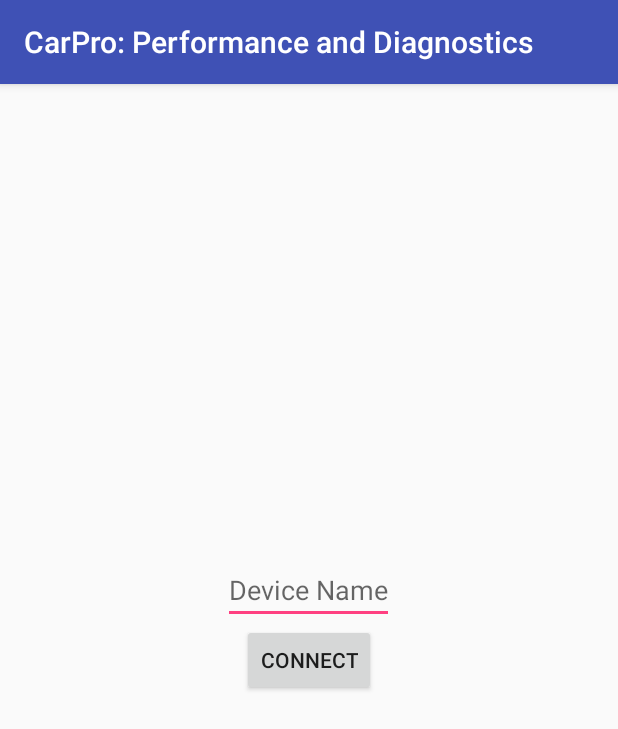
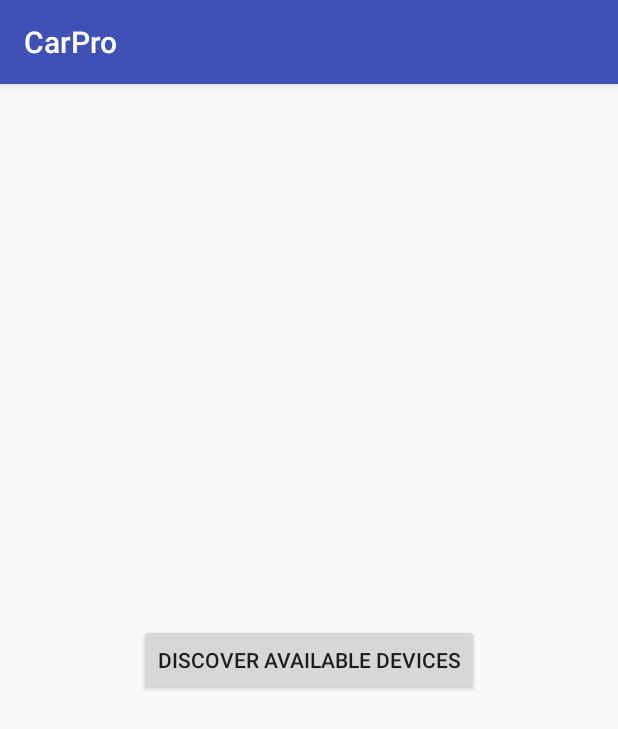
Before and after one commit to mahdafr/CarPro, an Android app: the screen it shows after launch (MainActivity), on a phone screen of 412 x 824 dp. Shown: the top 729 px of the screen. Run offline under Robolectric (Android 15) with nearby library versions, the phone set to English and light mode, and no system bars.

Commit message:
misha matches displayact

```diff
--- a/app/src/main/AndroidManifest.xml
+++ b/app/src/main/AndroidManifest.xml
@@ -11,6 +11,7 @@
     <uses-permission android:name="android.permission.BLUETOOTH_ADMIN" />
     <uses-permission android:name="android.permission.READ_PHONE_STATE" />
     <uses-permission android:name="android.permission.CHANGE_PHONE_STATE" />
+    <uses-permission android:name="android.permission.ACCESS_COARSE_LOCATION" />
 
     <application
         android:allowBackup="true"
--- a/app/src/main/java/edu/utep/cs/cs4330/carpro/MainActivity.java
+++ b/app/src/main/java/edu/utep/cs/cs4330/carpro/MainActivity.java
@@ -21,20 +21,23 @@ import android.os.Bundle;
 import android.text.Html;
 import android.text.method.LinkMovementMethod;
 import android.util.Log;
+import android.view.View;
 import android.widget.ArrayAdapter;
 import android.widget.EditText;
+import android.widget.ProgressBar;
 import android.widget.TextView;
 
 import java.util.ArrayList;
 
 public class MainActivity extends AppCompatActivity {
-    private EditText deviceNameField;
     private BluetoothAdapter bluetoothAdapter = BluetoothAdapter.getDefaultAdapter();
     android.content.IntentFilter intentFilter;
     java.util.Set<BluetoothDevice> pairedDevices;
     java.util.ArrayList<BluetoothDevice> availableDevices;
     SharedPreferences.Editor editor;
     private final String LOG_TAG = "testme";
+    ProgressBar loadingCircle;
+    TextView loadingText;
 
     /* ************************************************************************************
        ************************************************************************************ */
@@ -46,17 +49,15 @@ public class MainActivity extends AppCompatActivity {
     protected void onCreate(Bundle savedInstanceState) {
         super.onCreate(savedInstanceState);
         setContentView(R.layout.activity_main);
-        deviceNameField = (EditText) findViewById(R.id.deviceNameField);
 
         SharedPreferences pref = getApplicationContext().getSharedPreferences("MyPref", 0); // 0 - for private mode
         editor = pref.edit();
 
-        if(pref.contains("username")){
-            deviceNameField.setText(pref.getString("username", null));
-        }
-
         setUpBluetoothAdapter();
         availableDevices = new ArrayList<BluetoothDevice>();
+
+        loadingCircle = (ProgressBar) findViewById(R.id.loadingCircle);
+        loadingText = (TextView) findViewById(R.id.loadingText);
     }
 
     /* Resumes the MainActivity of CarPro: registers broadcast receiver for bluetooth */
@@ -97,10 +98,12 @@ public class MainActivity extends AppCompatActivity {
         @Override
         public void onReceive(android.content.Context context, Intent intent) {
             String action = intent.getAction();
-            if ( bluetoothAdapter.ACTION_DISCOVERY_STARTED.equals(action) ) {
-                Log.d(LOG_TAG,"Started discovery process...");
-            } else if ( bluetoothAdapter.ACTION_DISCOVERY_FINISHED.equals(action) ) {
-                Log.d(LOG_TAG,"Discovery process finished.");
+            if (bluetoothAdapter.ACTION_DISCOVERY_STARTED.equals(action)) {
+                Log.d(LOG_TAG, "Started discovery process...");
+            } else if (bluetoothAdapter.ACTION_DISCOVERY_FINISHED.equals(action)) {
+                Log.d(LOG_TAG, "Discovery process finished.");
+                loadingCircle.setVisibility(View.GONE);
+                loadingText.setText("");
                 connectToAvailableDevice();
             } else if ( bluetoothAdapter.ACTION_STATE_CHANGED.equals(action) ) {
                 Log.d(LOG_TAG,bluetoothAdapter.getState()+"");
@@ -184,10 +187,9 @@ public class MainActivity extends AppCompatActivity {
             toast("No Bluetooth functionality.");
         else {
             listPairedDevices();
-            if ( canConnectTo(deviceNameField.getText().toString()) ) {
-                saveDeviceName(deviceNameField.getText().toString());
-                connectToDevice(deviceNameField.getText().toString());
-            }
+            loadingCircle.setVisibility(View.VISIBLE);
+            loadingText.setText("Looking for nearby devices...");
+            discoverDevices();
         }
     }
 
@@ -206,15 +208,15 @@ public class MainActivity extends AppCompatActivity {
 
     /* Saves this device to connect to directly */
     private void saveDeviceName(String name) {
-        editor.putString("username", deviceNameField.getText().toString());
+        editor.putString("username", name);
         editor.commit();
     }
 
     /* Builds a connection to the remote device for receiving data */
-    private void connectToDevice(String name) {
+    private void discoverDevices() {
         Log.d(LOG_TAG,"in connectToDevice...");
 
-        //getPerm();
+        getPerm();
         if ( !bluetoothAdapter.isEnabled() ) bluetoothAdapter.enable();
         if ( bluetoothAdapter.isDiscovering() ) bluetoothAdapter.cancelDiscovery();
         bluetoothAdapter.startDiscovery(); //start it
--- a/app/src/main/res/layout/activity_main.xml
+++ b/app/src/main/res/layout/activity_main.xml
@@ -5,19 +5,37 @@
     android:layout_height="match_parent"
     tools:context="edu.utep.cs.cs4330.carpro.MainActivity">
 
-    <EditText
-        android:id="@+id/deviceNameField"
-        android:hint="Device Name"
-        android:layout_width="wrap_content"
-        android:layout_height="wrap_content"
-        android:layout_centerInParent="true"
-        android:layout_above="@+id/butt1"/>
+    <RelativeLayout
+        android:layout_width="match_parent"
+        android:layout_height="match_parent">
 
-    <Button
-        android:id="@+id/butt1"
-        android:text="@string/connect"
-        android:layout_width="wrap_content"
-        android:layout_height="wrap_content"
-        android:layout_centerInParent="true"
-        android:onClick="connect"/>
+        <Button
+            android:id="@+id/butt"
+            android:text="@string/discover"
+            android:layout_width="wrap_content"
+            android:layout_height="wrap_content"
+            android:layout_centerInParent="true"
+            android:onClick="connect" />
+
+        <TextView
+            android:id="@+id/loadingText"
+            android:layout_below="@id/butt"
+            android:layout_width="wrap_content"
+            android:layout_height="wrap_content"
+            android:layout_centerHorizontal="true"/>
+
+        <ProgressBar
+            android:id="@+id/loadingCircle"
+            style="?android:attr/progressBarStyle"
+            android:layout_width="wrap_content"
+            android:layout_height="wrap_content"
+            android:visibility="gone"
+            android:layout_below="@id/loadingText"
+            android:layout_centerHorizontal="true"
+            />
+
+
+
+    </RelativeLayout>
+
 </RelativeLayout>
--- a/app/src/main/res/values/strings.xml
+++ b/app/src/main/res/values/strings.xml
@@ -1,6 +1,6 @@
 <resources>
-    <string name="app_name">CarPro: Performance and Diagnostics</string>
-    <string name="connect">Connect</string>
+    <string name="app_name">CarPro</string>
+    <string name="discover">Discover Available Devices</string>
     <string name="obdii_device_name">Device name</string>
     <string name="title_activity_display">DisplayActivity</string>
 </resources>
```
